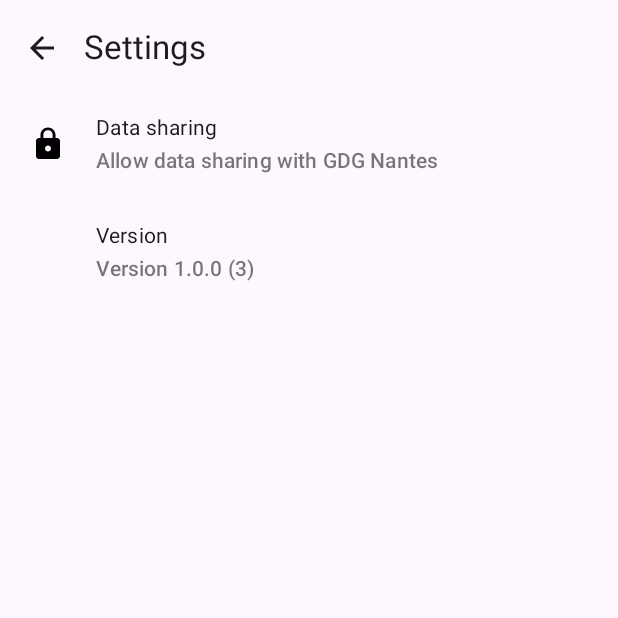
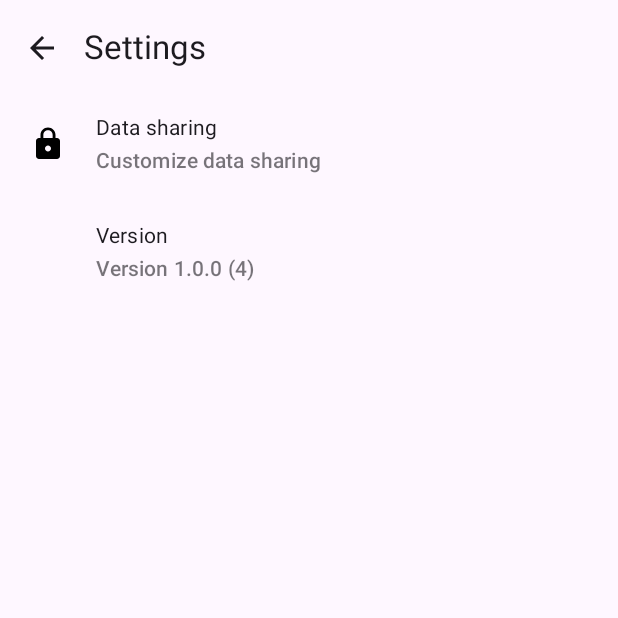
Before and after one commit to GDG-Nantes/DevfestNantesMobile, an Android app built with Jetpack Compose: the composable Settings shown on its own in the app's theme, on a phone screen of 412 x 824 dp, the top half of it. Run offline under Robolectric (Android 15) with nearby library versions, the phone set to English and light mode, and no system bars; our stand-ins replace accompanist.

Commit message:
👍 Adds missing translation keys.

```diff
--- a/androidApp/build.gradle.kts
+++ b/androidApp/build.gradle.kts
@@ -14,7 +14,7 @@ android {
         applicationId = "com.gdgnantes.devfest.androidapp"
         minSdk = AndroidSdk.min
         targetSdk = AndroidSdk.target
-        versionCode = 3
+        versionCode = 4
         versionName = "1.0.0"
         testInstrumentationRunner = "androidx.test.runner.AndroidJUnitRunner"
     }
--- a/androidApp/src/main/java/com/gdgnantes/devfest/androidapp/ui/screens/settings/Settings.kt
+++ b/androidApp/src/main/java/com/gdgnantes/devfest/androidapp/ui/screens/settings/Settings.kt
@@ -56,7 +56,10 @@ fun Settings(
                         contentDescription = stringResource(id = R.string.content_description_data_sharing_logo)
                     )
                 },
-                title = "Data sharing", subtitle = "Allow data sharing with GDG Nantes",
+                title = stringResource(id = R.string.screen_data_sharing),
+                subtitle = stringResource(
+                    id = R.string.settings_data_sharing_subtitle
+                ),
                 onClick = onOpenDataSharing
             )
 
--- a/androidApp/src/main/res/values/strings.xml
+++ b/androidApp/src/main/res/values/strings.xml
@@ -56,4 +56,5 @@
     <string name="legal_data_sharing_firebase_crashlytics_description">We use Firebase Crashlytics to collect anonymous data when a bug occurs. It helps us to improve the stability of the app.</string>
     <string name="legal_data_sharing_accept_all">Accept all</string>
     <string name="screen_data_sharing">Data sharing</string>
+    <string name="settings_data_sharing_subtitle">Customize data sharing</string>
 </resources>
```
Also changed, not shown: 1 other file.
